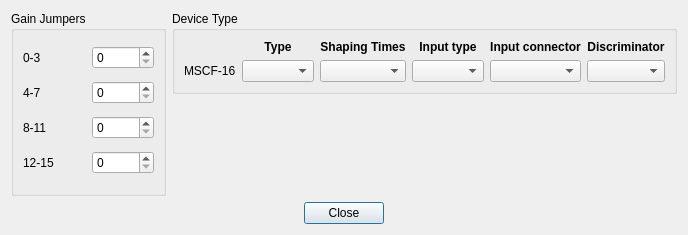
Above: src/client/mesycontrol/ui/mscf16_settings.ui from flueke/mesycontrol before the change. Below: the same form after it.
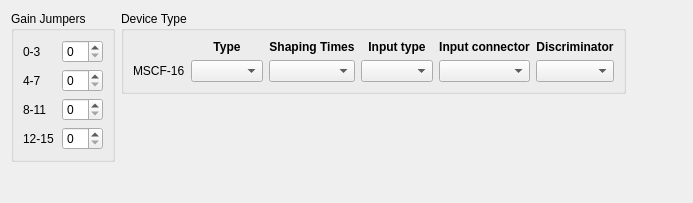
That is the form after the change.

Commit message: mscf-16: use tab widget for gui and settings

The edit to the form file:
```diff
--- a/src/client/mesycontrol/ui/mscf16_settings.ui
+++ b/src/client/mesycontrol/ui/mscf16_settings.ui
@@ -1,25 +1,20 @@
 <?xml version="1.0" encoding="UTF-8"?>
 <ui version="4.0">
- <class>Dialog</class>
- <widget class="QDialog" name="Dialog">
+ <class>Form</class>
+ <widget class="QWidget" name="Form">
   <property name="geometry">
    <rect>
     <x>0</x>
     <y>0</y>
-    <width>688</width>
-    <height>235</height>
+    <width>693</width>
+    <height>203</height>
    </rect>
   </property>
   <property name="windowTitle">
    <string>MSCF-16 Settings</string>
   </property>
-  <property name="modal">
-   <bool>true</bool>
-  </property>
-  <layout class="QVBoxLayout" name="verticalLayout_2">
-   <item>
-    <layout class="QHBoxLayout" name="horizontalLayout_2">
-     <item>
+  <layout class="QGridLayout" name="gridLayout_3">
+   <item row="0" column="0">
       <widget class="QGroupBox" name="groupBox">
        <property name="title">
         <string>Gain Jumpers</string>
@@ -71,7 +66,20 @@
        </layout>
       </widget>
      </item>
-     <item>
+   <item row="1" column="0" colspan="2">
+    <spacer name="verticalSpacer_2">
+     <property name="orientation">
+      <enum>Qt::Vertical</enum>
+     </property>
+     <property name="sizeHint" stdset="0">
+      <size>
+       <width>1</width>
+       <height>1</height>
+      </size>
+     </property>
+    </spacer>
+   </item>
+   <item row="0" column="1">
       <layout class="QVBoxLayout" name="verticalLayout">
        <item>
         <widget class="QGroupBox" name="groupbox_1">
@@ -214,44 +222,18 @@
        </item>
       </layout>
      </item>
-    </layout>
-   </item>
-   <item>
-    <layout class="QHBoxLayout" name="horizontalLayout">
-     <item>
-      <spacer name="horizontalSpacer">
+   <item row="0" column="2" rowspan="2">
+    <spacer name="horizontalSpacer_3">
        <property name="orientation">
         <enum>Qt::Horizontal</enum>
        </property>
        <property name="sizeHint" stdset="0">
         <size>
-         <width>40</width>
-         <height>20</height>
+       <width>1</width>
+       <height>1</height>
         </size>
        </property>
       </spacer>
-     </item>
-     <item>
-      <widget class="QPushButton" name="close_button">
-       <property name="text">
-        <string>Close</string>
-       </property>
-      </widget>
-     </item>
-     <item>
-      <spacer name="horizontalSpacer_2">
-       <property name="orientation">
-        <enum>Qt::Horizontal</enum>
-       </property>
-       <property name="sizeHint" stdset="0">
-        <size>
-         <width>40</width>
-         <height>20</height>
-        </size>
-       </property>
-      </spacer>
-     </item>
-    </layout>
    </item>
   </layout>
  </widget>
```
Left out of the diff: 21 changed lines with no effect on the pictures. Lines whose indentation alone changed are shown as unchanged. The commit also changes 1 other file.
